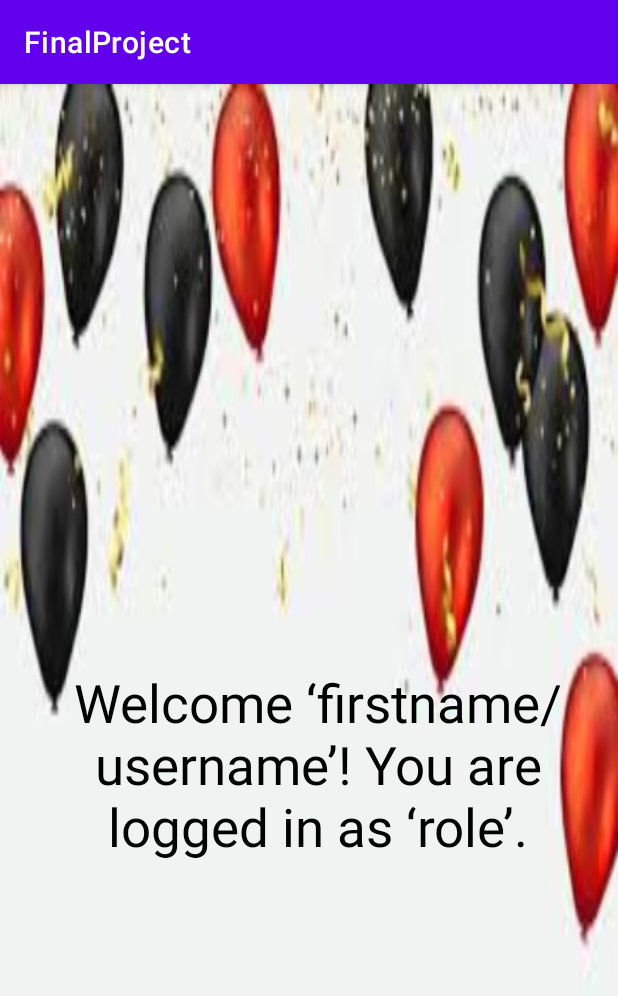
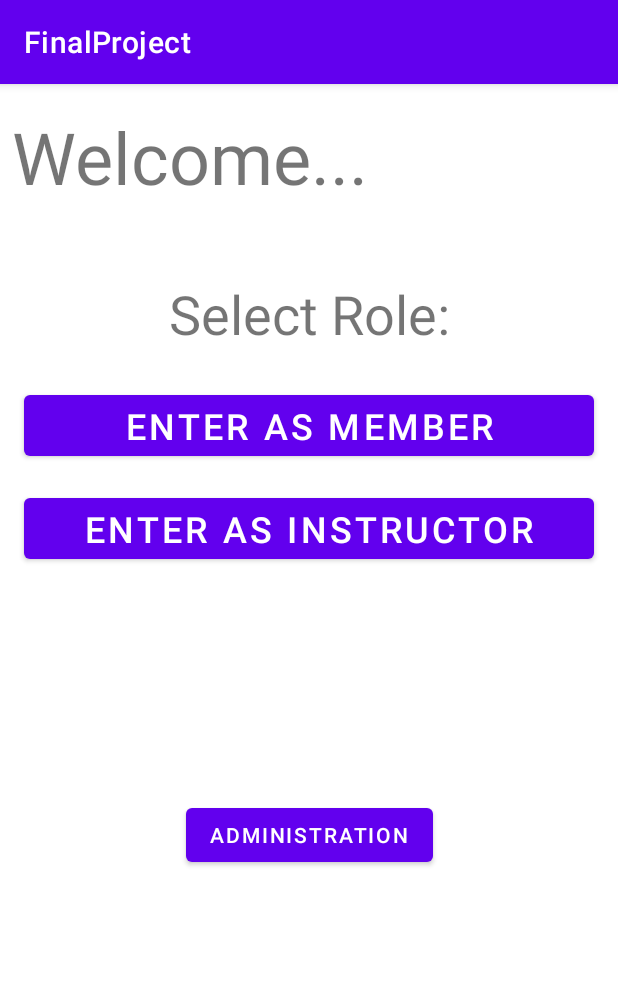
Before and after one commit to CDelongchamp/FinalProject, an Android app: the HomeActivity screen opened directly, with no data from a screen before it, on a phone screen of 412 x 824 dp. Shown: the top 996 px of the screen. Run offline under Robolectric (Android 15) with nearby library versions, the phone set to English and light mode, and no system bars.

Commit message:
Redesign of UI for clarity and usability

```diff
--- a/app/src/main/AndroidManifest.xml
+++ b/app/src/main/AndroidManifest.xml
@@ -9,6 +9,9 @@
         android:roundIcon="@mipmap/ic_launcher_round"
         android:supportsRtl="true"
         android:theme="@style/Theme.FinalProject">
+        <activity
+            android:name=".SignUpActivity"
+            android:exported="true" />
         <activity
             android:name=".HomeActivity"
             android:exported="true" />
--- a/app/src/main/java/com/example/finalproject/LoginActivity.java
+++ b/app/src/main/java/com/example/finalproject/LoginActivity.java
@@ -22,7 +22,7 @@ public class LoginActivity extends AppCompatActivity {
 
         username = (EditText) findViewById(R.id.usernameLogin);
         password = (EditText) findViewById(R.id.passwordLogin);
-        Login2Button = (Button) findViewById(R.id.Login2Button);
+        Login2Button = (Button) findViewById(R.id.btn_login);
 
         myDB = new DB_Management(this );
 
--- a/app/src/main/res/layout/activity_home.xml
+++ b/app/src/main/res/layout/activity_home.xml
@@ -4,24 +4,66 @@
     xmlns:tools="http://schemas.android.com/tools"
     android:layout_width="match_parent"
     android:layout_height="match_parent"
-    android:background="@drawable/welcome_page"
     tools:context=".HomeActivity">
 
+    <Button
+        android:id="@+id/button3"
+        android:layout_width="0dp"
+        android:layout_height="wrap_content"
+        android:layout_marginStart="16dp"
+        android:layout_marginTop="24dp"
+        android:layout_marginEnd="16dp"
+        android:text="Enter as Member"
+        android:textSize="24sp"
+        app:layout_constraintEnd_toEndOf="parent"
+        app:layout_constraintStart_toStartOf="parent"
+        app:layout_constraintTop_toBottomOf="@+id/textView" />
+
+    <Button
+        android:id="@+id/button4"
+        android:layout_width="0dp"
+        android:layout_height="wrap_content"
+        android:layout_marginStart="16dp"
+        android:layout_marginTop="16dp"
+        android:layout_marginEnd="16dp"
+        android:text="Enter as Instructor"
+        android:textSize="24sp"
+        app:layout_constraintEnd_toEndOf="parent"
+        app:layout_constraintStart_toStartOf="parent"
+        app:layout_constraintTop_toBottomOf="@+id/button3" />
+
+    <Button
+        android:id="@+id/button5"
+        android:layout_width="wrap_content"
+        android:layout_height="wrap_content"
+        android:layout_marginTop="154dp"
+        android:text="Administration"
+        app:layout_constraintEnd_toEndOf="parent"
+        app:layout_constraintStart_toStartOf="parent"
+        app:layout_constraintTop_toBottomOf="@+id/button4" />
+
     <TextView
-        android:layout_width="398dp"
-        android:layout_height="555dp"
-        android:layout_marginStart="13dp"
-        android:layout_marginTop="176dp"
-        android:gravity="center"
-        android:text="Welcome ‘firstname/username’! You are logged in as ‘role’."
-        android:textColor="@color/black"
-        android:textSize="35sp"
-        app:layout_constraintBottom_toBottomOf="parent"
+        android:id="@+id/textView"
+        android:layout_width="0dp"
+        android:layout_height="wrap_content"
+        android:layout_marginStart="16dp"
+        android:layout_marginTop="48dp"
+        android:layout_marginEnd="16dp"
+        android:text="Select Role:"
+        android:textAlignment="center"
+        android:textSize="36sp"
         app:layout_constraintEnd_toEndOf="parent"
-        app:layout_constraintHorizontal_bias="0.0"
         app:layout_constraintStart_toStartOf="parent"
-        app:layout_constraintTop_toTopOf="parent"
-        app:layout_constraintVertical_bias="0.0" />
+        app:layout_constraintTop_toBottomOf="@+id/textView2" />
 
-
+    <TextView
+        android:id="@+id/textView2"
+        android:layout_width="wrap_content"
+        android:layout_height="wrap_content"
+        android:layout_marginStart="8dp"
+        android:layout_marginTop="16dp"
+        android:text="Welcome..."
+        android:textSize="48sp"
+        app:layout_constraintStart_toStartOf="parent"
+        app:layout_constraintTop_toTopOf="parent" />
 </androidx.constraintlayout.widget.ConstraintLayout>
```
Also changed, not shown: app/src/main/java/com/example/finalproject/SignUpActivity.java (added, +14 -0 lines), app/src/main/res/layout/activity_login.xml (+49 -36 lines), app/src/main/res/layout/activity_main.xml (+18 -8 lines), app/src/main/res/layout/activity_sign_up.xml (added, +108 -0 lines).
